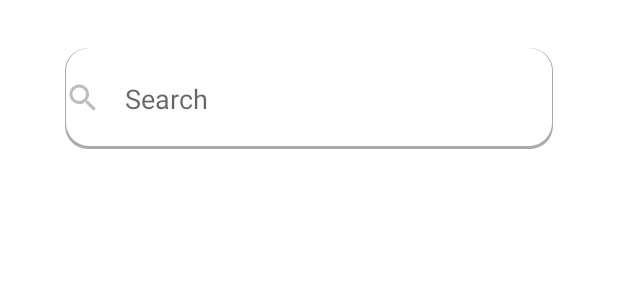
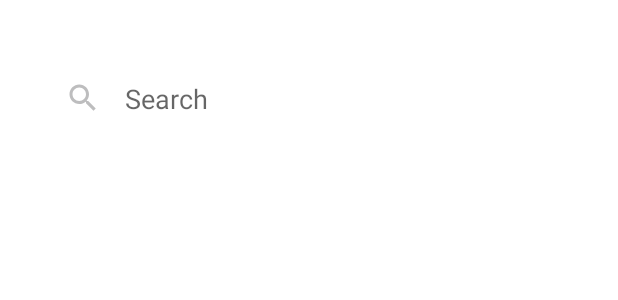
Before and after one commit to areej1012/My_Plans, an Android app: the layout fragment_plan.xml on its own in the app's theme, with its tools: preview values and no code run, on a phone screen of 412 x 824 dp. Shown: the top 300 px of the screen. Run offline under Robolectric (Android 15) with nearby library versions, the phone set to English and light mode, and no system bars.

Commit message:
set up Tables

```diff
--- a/app/build.gradle
+++ b/app/build.gradle
@@ -1,6 +1,7 @@
 plugins {
     id 'com.android.application'
     id 'kotlin-android'
+    id 'kotlin-kapt'
 }
 
 android {
@@ -49,6 +50,9 @@ dependencies {
     implementation 'androidx.navigation:navigation-fragment-ktx:2.3.5'
     implementation 'androidx.navigation:navigation-ui-ktx:2.3.5'
     implementation 'androidx.legacy:legacy-support-v4:1.0.0'
+    implementation "androidx.room:room-runtime:2.3.0"
+    implementation "androidx.room:room-ktx:2.3.0"
+    kapt  "androidx.room:room-compiler:2.3.0"
     testImplementation 'junit:junit:'
     androidTestImplementation 'androidx.test.ext:junit:1.1.3'
     androidTestImplementation 'androidx.test.espresso:espresso-core:3.4.0'
--- a/app/src/main/java/com/example/myplans/ui/plan/PlanFragment.kt
+++ b/app/src/main/java/com/example/myplans/ui/plan/PlanFragment.kt
@@ -4,7 +4,6 @@ import android.os.Bundle
 import android.view.LayoutInflater
 import android.view.View
 import android.view.ViewGroup
-import android.widget.TextView
 import androidx.fragment.app.Fragment
 import androidx.lifecycle.Observer
 import androidx.lifecycle.ViewModelProvider
@@ -22,9 +21,9 @@ class PlanFragment : Fragment() {
         planViewModel =
                 ViewModelProvider(this).get(PlanViewModel::class.java)
         val root = inflater.inflate(R.layout.fragment_plan, container, false)
-        val textView: TextView = root.findViewById(R.id.text_home)
+
         planViewModel.text.observe(viewLifecycleOwner, Observer {
-            textView.text = it
+
         })
         return root
     }
--- a/app/src/main/res/drawable/bt_search.xml
+++ b/app/src/main/res/drawable/bt_search.xml
@@ -2,7 +2,6 @@
 <layer-list xmlns:android="http://schemas.android.com/apk/res/android">
     <item>
         <shape android:shape="rectangle">
-            <solid android:color="@android:color/darker_gray" />
             <corners android:radius="15dp" />
         </shape>
     </item>
--- a/app/src/main/res/layout/fragment_plan.xml
+++ b/app/src/main/res/layout/fragment_plan.xml
@@ -23,7 +23,7 @@
         app:layout_constraintTop_toTopOf="parent" />
 
     <androidx.recyclerview.widget.RecyclerView
-        android:id="@+id/recyclerView"
+        android:id="@+id/rv_meeting"
         android:layout_width="325dp"
         android:layout_height="129dp"
         android:layout_marginStart="32dp"
@@ -35,6 +35,7 @@
         app:layout_constraintTop_toBottomOf="@+id/ed_search" />
 
     <androidx.recyclerview.widget.RecyclerView
+        android:id="@+id/rv"
         android:layout_width="325dp"
         android:layout_height="wrap_content"
         android:layout_marginStart="32dp"
@@ -42,5 +43,5 @@
         android:layout_marginEnd="32dp"
         app:layout_constraintEnd_toEndOf="parent"
         app:layout_constraintStart_toStartOf="parent"
-        app:layout_constraintTop_toBottomOf="@+id/recyclerView" />
+        app:layout_constraintTop_toBottomOf="@+id/rv_meeting" />
 </androidx.constraintlayout.widget.ConstraintLayout>
```
Also changed, not shown: app/src/main/java/com/example/myplans/DB/Tables.kt (added, +13 -0 lines), app/src/main/java/com/example/myplans/MainActivity.kt (+7 -17 lines).
